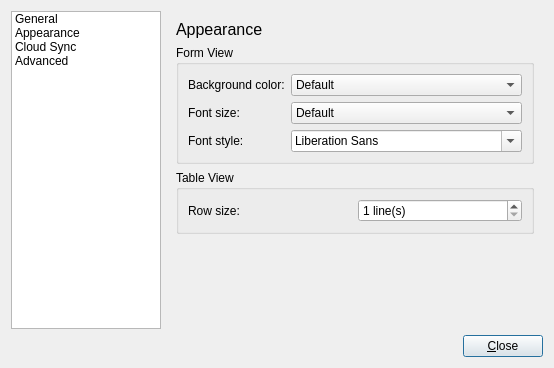
Before: the Qt Designer form ui/preferencesdialog.ui in Acidburn0zzz/symphytum, drawn with Qt 5.
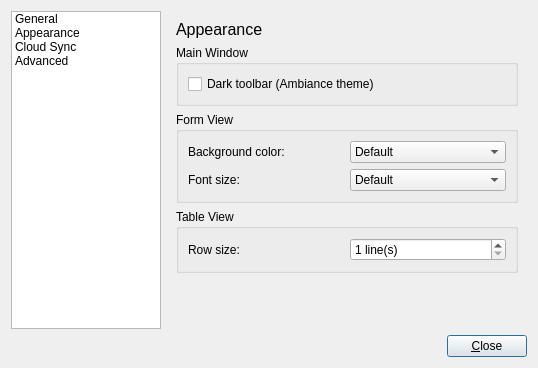
After: the same form once the commit is applied. The open tabs and pages were chosen to show the change. Icons and pictures are not drawn.

```diff
--- a/ui/preferencesdialog.ui
+++ b/ui/preferencesdialog.ui
@@ -237,6 +237,25 @@
            </property>
           </widget>
          </item>
+         <item>
+          <widget class="QGroupBox" name="mainWindowGroupBox">
+           <property name="title">
+            <string>Main Window</string>
+           </property>
+           <layout class="QVBoxLayout" name="verticalLayout_10">
+            <item>
+             <widget class="QCheckBox" name="darkToolbarAmbianceCheckBox">
+              <property name="toolTip">
+               <string>Use the dark Ambiance theme from Ubuntu for the main toolbar</string>
+              </property>
+              <property name="text">
+               <string>Dark toolbar (Ambiance theme)</string>
+              </property>
+             </widget>
+            </item>
+           </layout>
+          </widget>
+         </item>
          <item>
           <widget class="QGroupBox" name="updateGroupBox_2">
            <property name="title">
@@ -331,20 +350,6 @@
               </item>
              </widget>
             </item>
-            <item row="2" column="0">
-             <widget class="QLabel" name="label_12">
-              <property name="text">
-               <string>Font style:</string>
-              </property>
-             </widget>
-            </item>
-            <item row="2" column="1">
-             <widget class="QFontComboBox" name="formViewFontCombo">
-              <property name="editable">
-               <bool>true</bool>
-              </property>
-             </widget>
-            </item>
            </layout>
           </widget>
          </item>
```
